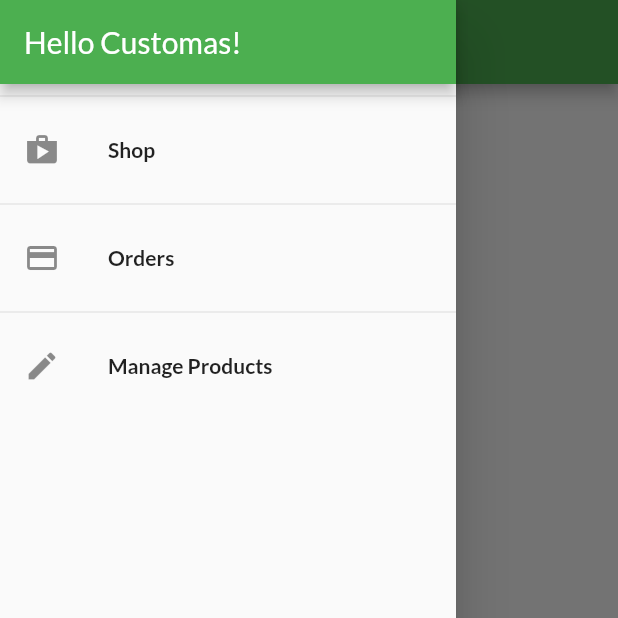
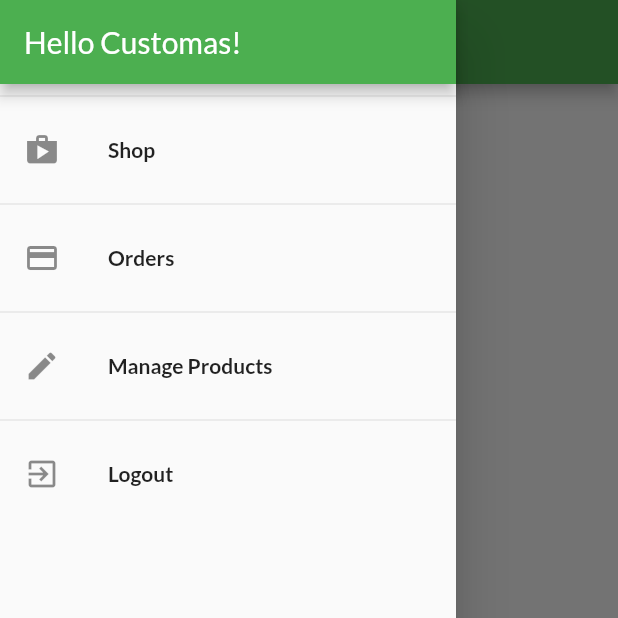
Before and after one commit to Ayfarag102/FlutterApps, a Flutter app: the OrdersScreen screen opened by its route, with the side drawer open, on a phone screen of 412 x 824 dp, the top half of it. Run offline on Flutter 3.47's test engine with Material 2 defaults, Android fonts, the phone set to English and light mode, and no system bars; network calls fail.

Commit message:
🛍   added a logout functionality 📱

```diff
--- a/shop_app/shop_app/lib/widgets/app_drawer.dart
+++ b/shop_app/shop_app/lib/widgets/app_drawer.dart
@@ -1,6 +1,9 @@
 import 'package:flutter/material.dart';
 import '../screens/user_products_screen.dart';
 import '../screens/orders_screen.dart';
+
+import 'package:provider/provider.dart';
+import '../providers/auth.dart';
 
 class AppDrawer extends StatelessWidget {
   @override
@@ -41,6 +44,18 @@ class AppDrawer extends StatelessWidget {
               Navigator.of(context)
                   .pushReplacementNamed(UserProductsScreen.routeName);
             }),
+        Divider(),
+        ListTile(
+            leading: Icon(Icons.exit_to_app),
+            title: Text('Logout',
+                style:
+                    TextStyle(fontFamily: 'Lato', fontWeight: FontWeight.bold)),
+            onTap: () {
+              Navigator.of(context).pop();
+              Provider.of<Auth>(context, listen: false).logout();
+              // Navigator.of(context)
+              //     .pushReplacementNamed(UserProductsScreen.routeName);
+            }),
       ],
     ));
   }
```
Also changed, not shown: shop_app/shop_app/lib/providers/auth.dart (+7 -0 lines).
